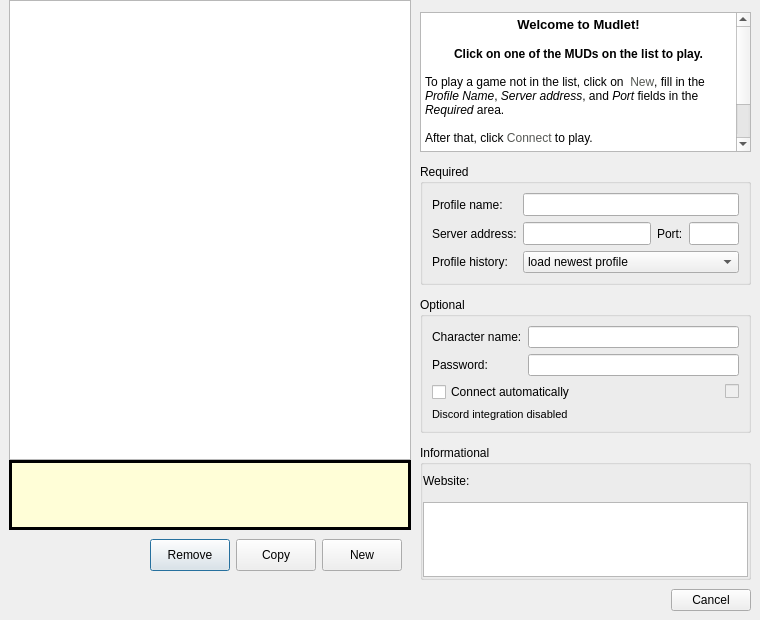
The window that src/ui/connection_profiles.ui (Mudlet/Mudlet) describes before a commit, drawn with Qt 5.
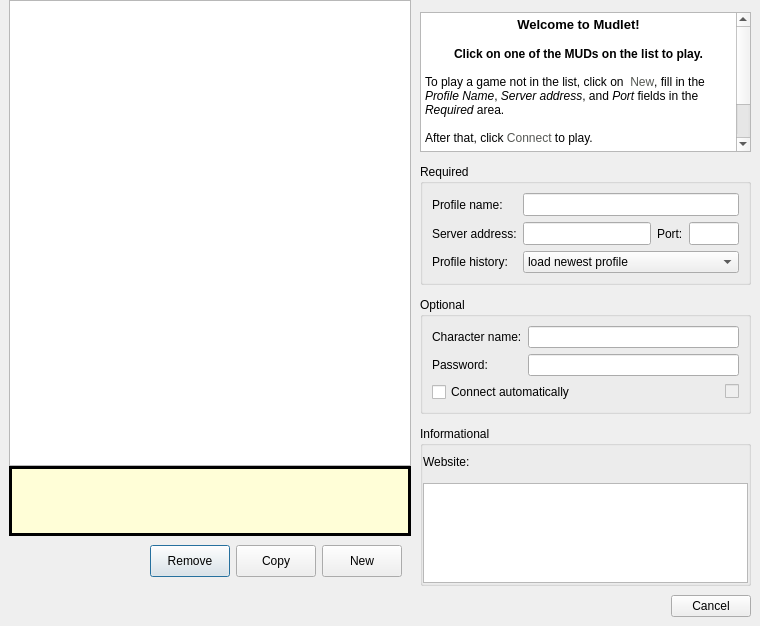
The same window after the commit. Icons and pictures are not drawn.

Commit message: Removed need to reconnect if you enable Discord while connected

What changed in the file:
```diff
--- a/src/ui/connection_profiles.ui
+++ b/src/ui/connection_profiles.ui
@@ -7,7 +7,7 @@
     <x>0</x>
     <y>0</y>
     <width>760</width>
-    <height>620</height>
+    <height>626</height>
    </rect>
   </property>
   <property name="minimumSize">
@@ -2489,18 +2489,6 @@
               </item>
              </layout>
             </item>
-            <item row="4" column="0" colspan="2">
-             <widget class="QLabel" name="discord_message_label">
-              <property name="font">
-               <font>
-                <pointsize>8</pointsize>
-               </font>
-              </property>
-              <property name="text">
-               <string>Discord integration disabled</string>
-              </property>
-             </widget>
-            </item>
            </layout>
           </widget>
          </item>
```
The commit also changes 5 other files.
